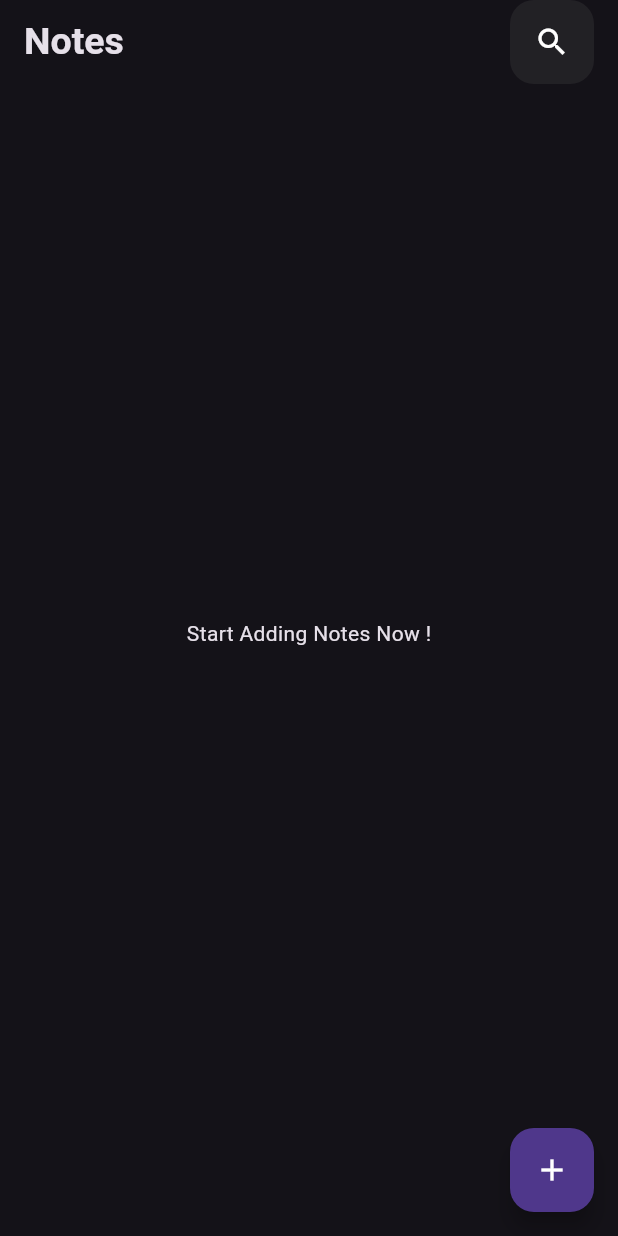
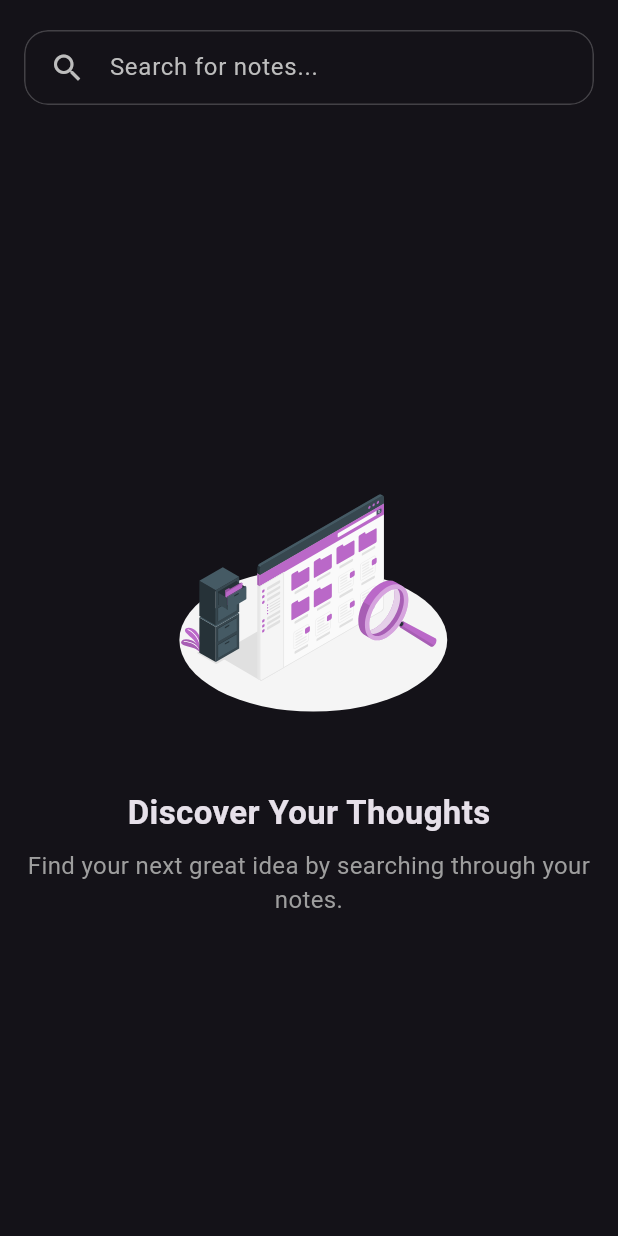
Before and after one commit to Moatasem-Official/Notes_App, a Flutter app: the screen it shows after launch, after a tap on the "search" icon, on a phone screen of 412 x 824 dp. Run offline on Flutter 3.47's test engine with Material 3 defaults, Android fonts, the phone set to English and light mode, and no system bars; our stand-ins replace bloc, device_preview, equatable, flutter_bloc, flutter_staggered_animations, flutter_svg and 2 more; accounts and stored records are empty.

Commit message:
Create Search Notes Screen

```diff
--- a/lib/bussines_logic/cubits/cubit/notes_cubit_state.dart
+++ b/lib/bussines_logic/cubits/cubit/notes_cubit_state.dart
@@ -19,6 +19,17 @@ final class NotesActionInProgress extends NotesCubitState {}
 final class NotesActionSuccess extends NotesCubitState {
   final String message;
   const NotesActionSuccess(this.message);
+
+  @override
+  List<Object> get props => [message];
+}
+
+final class NotesSearchActionSuccess extends NotesCubitState {
+  final List<NoteModel> filteredNotes;
+  const NotesSearchActionSuccess(this.filteredNotes);
+
+  @override
+  List<Object> get props => [filteredNotes];
 }
 
 final class NotesActionError extends NotesCubitState {
--- a/lib/presentation/screens/home_screen.dart
+++ b/lib/presentation/screens/home_screen.dart
@@ -1,6 +1,7 @@
 import 'package:flutter/material.dart';
 import 'package:flutter_bloc/flutter_bloc.dart';
 import 'package:note_app/bussines_logic/cubits/cubit/notes_cubit.dart';
+import 'package:note_app/presentation/screens/search_notes_screen.dart';
 import 'package:note_app/presentation/widgets/Home_Screen/custom_bottom_sheet_content.dart';
 import 'package:note_app/presentation/widgets/Home_Screen/custom_list_view.dart';
 import 'package:note_app/presentation/widgets/custom_app_bar.dart';
@@ -28,7 +29,14 @@ class _HomeScreenState extends State<HomeScreen> {
     return Scaffold(
       appBar: PreferredSize(
         preferredSize: Size(double.infinity, 60),
-        child: CustomAppBar(title: 'Notes', icon: Icons.search, onTap: () {}),
+        child: CustomAppBar(
+          title: 'Notes',
+          icon: Icons.search,
+          onTap: () => Navigator.push(
+            context,
+            MaterialPageRoute(builder: (context) => SearchScreen()),
+          ),
+        ),
       ),
       floatingActionButton: FloatingActionButton(
         onPressed: () {
--- /dev/null
+++ b/lib/presentation/screens/search_notes_screen.dart
@@ -0,0 +1,182 @@
+import 'dart:ui';
+import 'package:flutter/material.dart';
+import 'package:flutter_bloc/flutter_bloc.dart';
+import 'package:flutter_staggered_animations/flutter_staggered_animations.dart';
+import 'package:flutter_svg/flutter_svg.dart';
+import 'package:note_app/bussines_logic/cubits/cubit/notes_cubit.dart';
+import 'package:note_app/data/models/note_model.dart';
+import 'package:note_app/presentation/screens/edit_note_screen.dart';
+import 'package:note_app/presentation/widgets/Home_Screen/custom_note_card.dart';
+
+class SearchScreen extends StatefulWidget {
+  const SearchScreen({super.key});
+
+  @override
+  State<SearchScreen> createState() => _SearchScreenState();
+}
+
+class _SearchScreenState extends State<SearchScreen> {
+  final TextEditingController _searchController = TextEditingController();
+
+  @override
+  Widget build(BuildContext context) {
+    return Scaffold(
+      body: SafeArea(
+        child: Padding(
+          padding: const EdgeInsets.symmetric(horizontal: 16.0),
+          child: Column(
+            children: [
+              const SizedBox(height: 20),
+              // شريط البحث بالتصميم الزجاجي
+              _buildSearchBar(),
+              const SizedBox(height: 20),
+              // عرض المحتوى بناءً على حالة البحث
+              Expanded(child: _buildContentBody()),
+            ],
+          ),
+        ),
+      ),
+    );
+  }
+
+  // ودجت شريط البحث الزجاجي
+  Widget _buildSearchBar() {
+    return ClipRRect(
+      borderRadius: BorderRadius.circular(16),
+      child: BackdropFilter(
+        filter: ImageFilter.blur(sigmaX: 10, sigmaY: 10),
+        child: Container(
+          padding: const EdgeInsets.symmetric(horizontal: 16),
+          decoration: BoxDecoration(
+            color: Theme.of(context).cardColor.withOpacity(0.5),
+            borderRadius: BorderRadius.circular(16),
+            border: Border.all(color: Colors.white.withOpacity(0.2)),
+          ),
+          child: TextField(
+            controller: _searchController,
+            style: const TextStyle(fontSize: 16),
+            decoration: InputDecoration(
+              icon: Icon(Icons.search, color: Colors.grey.shade400),
+              hintText: 'Search for notes...',
+              border: InputBorder.none,
+              hintStyle: TextStyle(color: Colors.grey.shade400),
+            ),
+            onChanged: (query) => context.read<NotesCubit>().searchNotes(query),
+          ),
+        ),
+      ),
+    );
+  }
+
+  // ودجت المحتوى الديناميكي
+  Widget _buildContentBody() {
+    final query = _searchController.text;
+
+    return AnimatedSwitcher(
+      duration: const Duration(milliseconds: 400),
+      child: query.isEmpty
+          ? _buildInitialView() // الحالة الأولية
+          : context.read<NotesCubit>().state is NotesCubitLoading
+          ? _buildNoResultsView() // حالة عدم وجود نتائج
+          : _buildResultsList(), // حالة عرض النتائج
+    );
+  }
+
+  // ودجت الحالة الأولية قبل البحث
+  Widget _buildInitialView() {
+    return Center(
+      key: const ValueKey('initial'),
+      child: Column(
+        mainAxisAlignment: MainAxisAlignment.center,
+        children: [
+          SvgPicture.asset(
+            'assets/images/File searching-amico.svg',
+            height: 200,
+          ),
+          const SizedBox(height: 24),
+          const Text(
+            'Discover Your Thoughts',
+            style: TextStyle(fontSize: 22, fontWeight: FontWeight.bold),
+          ),
+          const SizedBox(height: 8),
+          Text(
+            'Find your next great idea by searching through your notes.',
+            textAlign: TextAlign.center,
+            style: TextStyle(fontSize: 16, color: Colors.grey.shade500),
+          ),
+        ],
+      ),
+    );
+  }
+
+  // ودجت حالة عدم وجود نتائج
+  Widget _buildNoResultsView() {
+    return Center(
+      key: const ValueKey('no-results'),
+      child: Column(
+        mainAxisAlignment: MainAxisAlignment.center,
+        children: [
+          SvgPicture.asset('assets/images/No data-amico.svg', height: 200),
+          const SizedBox(height: 24),
+          const Text(
+            'Oops! Nothing Found',
+            style: TextStyle(fontSize: 22, fontWeight: FontWeight.bold),
+          ),
+          const SizedBox(height: 8),
+          Text(
+            "We couldn't find any notes matching your search.",
+            textAlign: TextAlign.center,
+            style: TextStyle(fontSize: 16, color: Colors.grey.shade500),
+          ),
+        ],
+      ),
+    );
+  }
+
+  // ودجت عرض النتائج مع الأنيميشن
+  Widget _buildResultsList() {
+    return AnimationLimiter(
+      key: const ValueKey('results'),
+      child: ListView.builder(
+        itemCount: 3,
+        itemBuilder: (context, index) {
+          final note = ['Note 1', 'Note 2', 'Note 3'][index];
+          return AnimationConfiguration.staggeredList(
+            position: index,
+            duration: const Duration(milliseconds: 500),
+            child: SlideAnimation(
+              verticalOffset: 50.0,
+              child: FadeInAnimation(
+                child: CustomNoteCard(
+                  title: note,
+                  content:
+                      'Lorem ipsum dolor sit amet, consectetur adipiscing elit.',
+                  date: '20 May 2023',
+                  color: 1,
+                  onTap: () {
+                    Navigator.push(
+                      context,
+                      MaterialPageRoute(
+                        builder: (context) => EditNoteScreen(
+                          note: NoteModel(
+                            title: 'Moatasem',
+                            content: 'Hello World',
+                            date: DateTime.now().toIso8601String(),
+                            color: 1,
+                          ),
+                        ),
+                      ),
+                    );
+                  },
+                  onDelete: () {
+                    // يمكنك إضافة منطق الحذف هنا إذا أردت
+                  },
+                ),
+              ),
+            ),
+          );
+        },
+      ),
+    );
+  }
+}
```
Also changed, not shown: lib/bussines_logic/cubits/cubit/notes_cubit.dart (+13 -0 lines), lib/presentation/widgets/Home_Screen/custom_bottom_sheet_content.dart (+1 -12 lines), pubspec.yaml (+4 -3 lines), assets/images/File searching-amico.svg (added), assets/images/No data-amico.svg (added), pubspec.lock.
